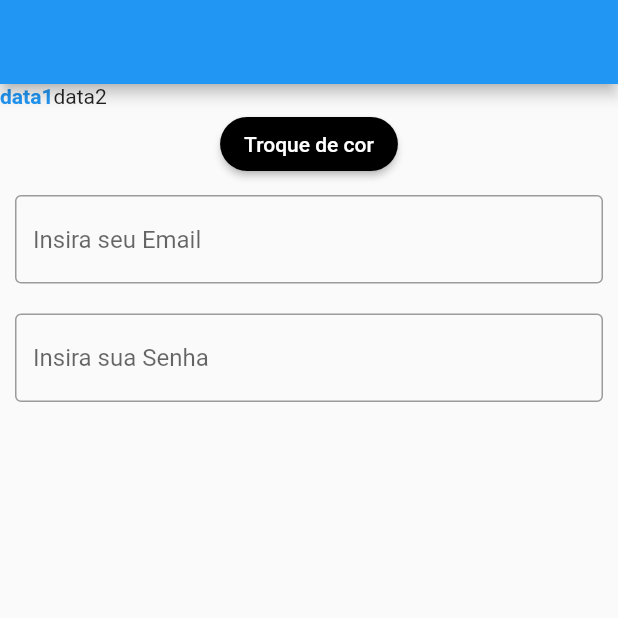
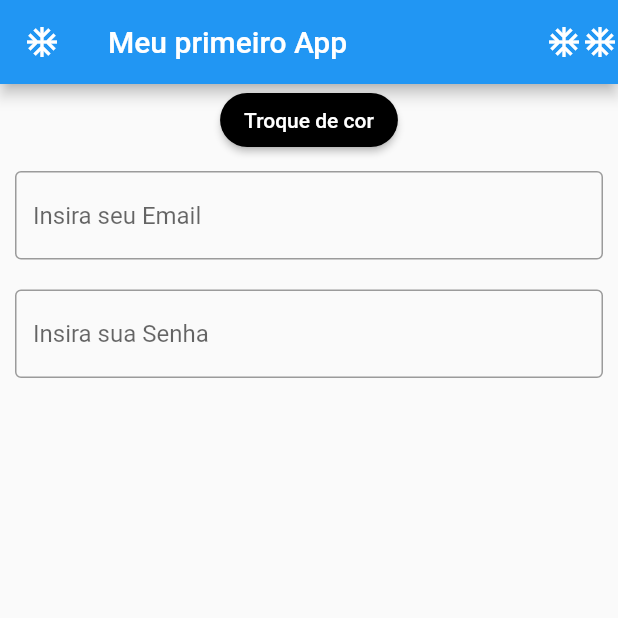
Before and after one commit to lucasChicoski/IniciandoFlutter, a Flutter app: the screen it shows after launch, on a phone screen of 412 x 824 dp, the top half of it. Run offline on Flutter 3.47's test engine with Material 2 defaults, Android fonts, the phone set to English and light mode, and no system bars; our stand-ins replace flutter_mobx, mobx; generated files the repository leaves out were written again.

Commit message:
Refatorando Código

```diff
--- /dev/null
+++ b/lib/body/body.dart
@@ -0,0 +1,30 @@
+import 'package:flutter/widgets.dart';
+import 'package:flutter_mobx/flutter_mobx.dart';
+
+//Componentes
+import "../components/buttonChangeCor.dart";
+import '../components/textArea.dart';
+
+//Store
+import '../controllers/controllText.dart';
+import '../controllers/controllButton.dart';
+
+class Body extends StatelessWidget {
+
+  AlterColors gerenciaEstado = new AlterColors();
+  ControllText infladorSenha = new ControllText();
+
+  @override
+  Widget build(BuildContext context) {
+    return Column(
+      children: [
+        Observer(builder: (_) {
+          return ChangeColor(
+              gerenciaEstado.indexColors, gerenciaEstado.generateIndex);
+        }),
+        Email(infladorSenha.inflateEmail),
+        Senha(infladorSenha.inflatePassword),
+      ],
+    );
+  }
+}
--- a/lib/mobx.dart
+++ b/lib/controllers/controllButton.dart
@@ -15,7 +15,7 @@ import 'dart:math';
 //Para criar um gerenciador de estado é preciso de criar uma Classe.
 // Vamos começar criando uma classe !
 
-part 'mobx.g.dart'; //O nome da classe deve ter o mesmo nome do arquivo.
+part 'controllButton.g.dart'; //O nome da classe deve ter o mesmo nome do arquivo.
 
 class AlterColors = AlterColorsBase with _$AlterColors; //Mix das duas classes
 
--- a/lib/main.dart
+++ b/lib/main.dart
@@ -1,12 +1,8 @@
 import 'package:flutter/material.dart';
 import 'package:flutter/widgets.dart';
-import 'package:flutter_mobx/flutter_mobx.dart';
-//Gerência de Estado
-import './mobx.dart';
-import 'controllers/controllText.dart';
-//components
-import "./components/textArea.dart";
-import 'components/buttonChangeCor.dart';
+
+import 'master_components/body.dart';
+import 'master_components/app_bar.dart';
 
 main() {
   runApp(ClasseTeste());
@@ -19,35 +15,22 @@ class ClasseTeste extends StatefulWidget {
 }
 
 class _StateTeste extends State<ClasseTeste> {
-AlterColors gerenciaEstado = new AlterColors();
-  ControllText infladorSenha = new ControllText();
-
   @override
   Widget build(BuildContext context) {
     return MaterialApp(
       //Obrigadtório ter um MaterialApp
       home: Scaffold(
-        appBar: AppBar(),
-        body: Column(
-          children: [
-            Row(
-              children: [
-                Text(
-                  "data1",
-                  style: TextStyle(
-                      color: Colors.blue, fontWeight: FontWeight.bold),
-                ),
-                Text("data2"),
-              ],
-            ),
-            Observer(builder: (_) {
-              return ChangeColor(
-                  gerenciaEstado.indexColors, gerenciaEstado.generateIndex);
-            }),
-            Email(infladorSenha.inflateEmail),
-            Senha(infladorSenha.inflatePassword),
+        appBar: AppBar(
+          leading: Icon(Icons.ac_unit),
+          title: SizedBox(
+            child: Text("Meu primeiro App"),
+          ),
+          actions: [
+            Icon(Icons.ac_unit_outlined),
+            Icon(Icons.ac_unit_outlined),
           ],
         ),
+        body: Body(),
       ),
     );
   }
--- /dev/null
+++ b/lib/master_components/app_bar.dart
@@ -0,0 +1,14 @@
+import 'package:flutter/material.dart';
+import 'package:flutter/widgets.dart';
+
+//Está criando uma app bar
+
+class MyAppBar extends StatelessWidget implements PreferredSizeWidget {
+  @override
+  Size get preferredSize => const Size.fromHeight(60);
+
+  @override
+  Widget build(BuildContext context) {
+    return Container(color: Colors.red);
+  }
+}
--- /dev/null
+++ b/lib/master_components/body.dart
@@ -0,0 +1,31 @@
+import 'package:flutter/widgets.dart';
+import 'package:flutter_mobx/flutter_mobx.dart';
+
+//Componentes
+import "../components/buttonChangeCor.dart";
+import '../components/textArea.dart';
+
+//Store
+import '../controllers/controllText.dart';
+import '../controllers/controllButton.dart';
+
+
+class Body extends StatelessWidget {
+
+  AlterColors gerenciaEstado = new AlterColors();
+  ControllText infladorSenha = new ControllText();
+
+  @override
+  Widget build(BuildContext context) {
+    return Column(
+      children: [
+        Observer(builder: (_) {
+          return ChangeColor(
+              gerenciaEstado.indexColors, gerenciaEstado.generateIndex);
+        }),
+        Email(infladorSenha.inflateEmail),
+        Senha(infladorSenha.inflatePassword),
+      ],
+    );
+  }
+}
```
Also changed, not shown: lib/controllers/controllButton.g.dart.
